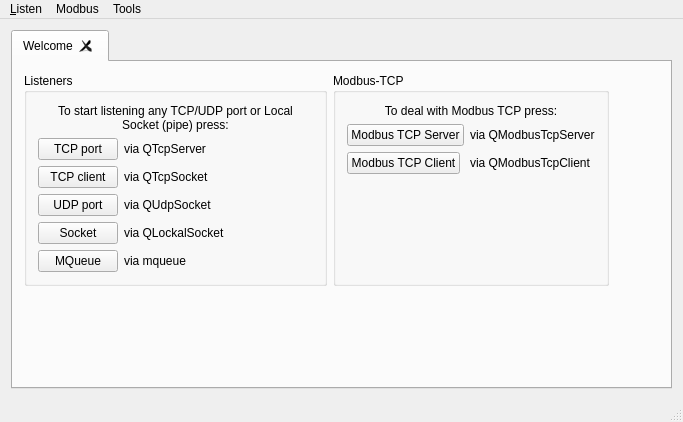
This is PortListener/mainwindow.ui in khomchenkovaa/PortListener as Qt 5 draws it before an edit. The edited form follows.
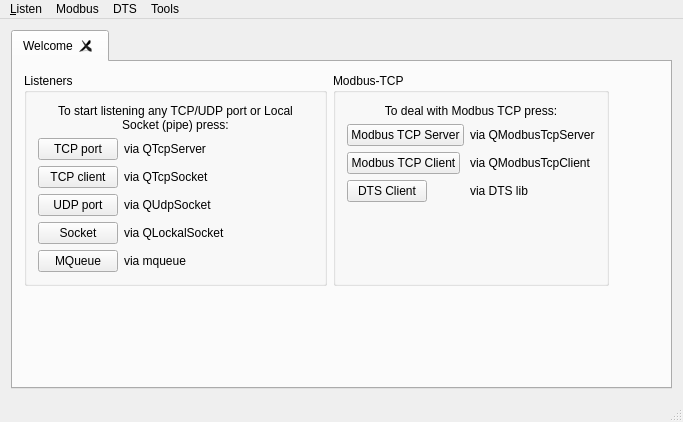
This is the edited form.

Commit message: [ADD] DTS client (experimantal)

```diff
--- a/PortListener/mainwindow.ui
+++ b/PortListener/mainwindow.ui
@@ -166,6 +166,20 @@
                </property>
               </widget>
              </item>
+             <item row="3" column="1">
+              <widget class="QLabel" name="lbldtsClient">
+               <property name="text">
+                <string>via DTS lib</string>
+               </property>
+              </widget>
+             </item>
+             <item row="3" column="0">
+              <widget class="QPushButton" name="btnDtsClient">
+               <property name="text">
+                <string>DTS Client</string>
+               </property>
+              </widget>
+             </item>
             </layout>
            </widget>
           </item>
@@ -239,8 +253,15 @@
     <addaction name="actionDataSender"/>
     <addaction name="actionFileReader"/>
    </widget>
+   <widget class="QMenu" name="menuDTS">
+    <property name="title">
+     <string>DTS</string>
+    </property>
+    <addaction name="actionDTS_Client"/>
+   </widget>
    <addaction name="menuConnect"/>
    <addaction name="menuModbus"/>
+   <addaction name="menuDTS"/>
    <addaction name="menuTools"/>
   </widget>
   <action name="actionTCP_port">
```
Left out of the diff: 5 changed lines with no effect on the pictures. The commit also changes 6 other files.
